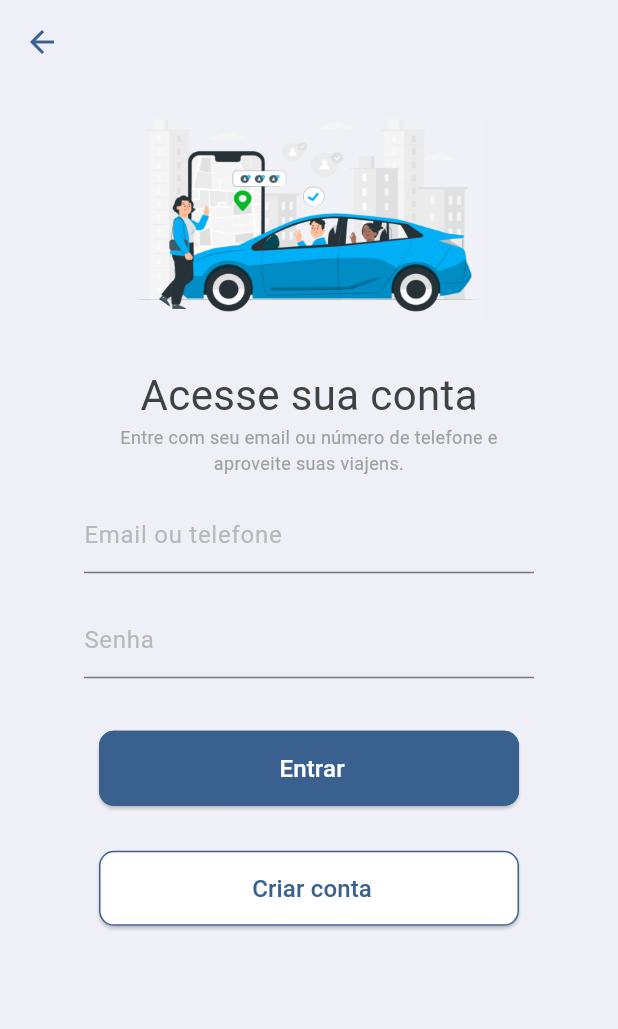
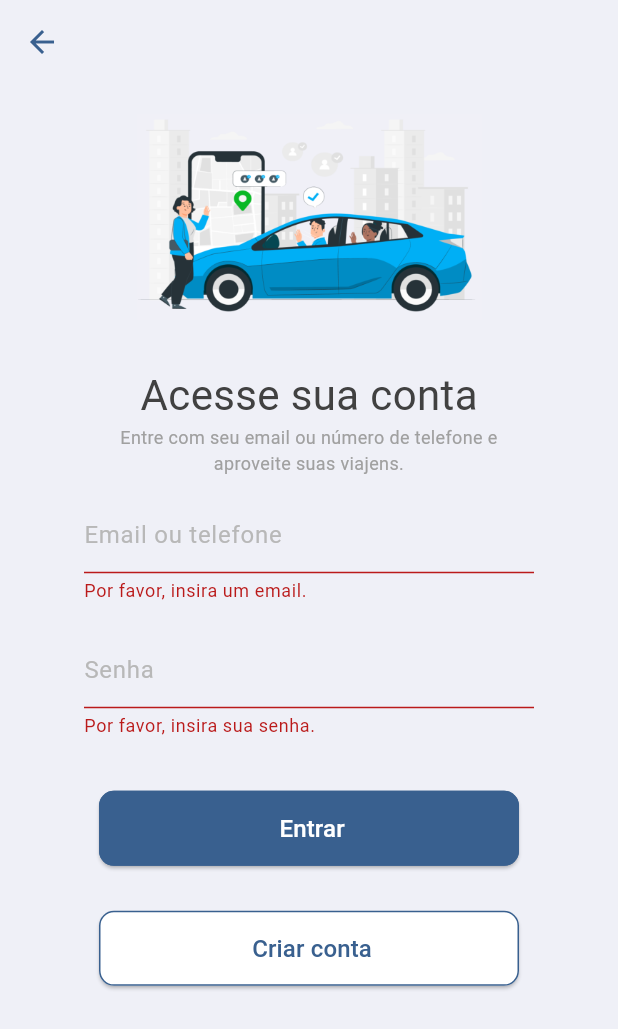
Before and after one commit to jady-lima/LevaEu, a Flutter app: the Login screen opened directly, after a tap on "Entrar", on a phone screen of 412 x 824 dp. Shown: the top 1029 px of the screen. Run offline on Flutter 3.47's test engine with Material 3 defaults, Android fonts, the phone set to English and light mode, and no system bars.

Commit message:
Validação login
Validação dos textFormFields da tela de login.

```diff
--- a/levaeu_mobile/lib/ui/login.dart
+++ b/levaeu_mobile/lib/ui/login.dart
@@ -1,5 +1,7 @@
 import 'package:flutter/material.dart';
 import 'package:levaeu_mobile/ui/registration.dart';
+import 'package:levaeu_mobile/utils/elevated_buttons.dart';
+import 'package:levaeu_mobile/utils/text_fields_forms.dart';
 
 class Login extends StatefulWidget{
   @override
@@ -9,6 +11,7 @@ class Login extends StatefulWidget{
 class _loginState extends State<Login>{
   final emailController = TextEditingController();
   final passController = TextEditingController();
+  final _formKey = GlobalKey<FormState>();
 
   @override
   Widget build(BuildContext context) {
@@ -27,6 +30,7 @@ class _loginState extends State<Login>{
           Column(
             children: <Widget> [
 
+              //Container: Imagem
               Container(
                 margin: const EdgeInsets.all(10),
                 padding: const EdgeInsets.all(10),
@@ -34,6 +38,7 @@ class _loginState extends State<Login>{
                 child: Image.asset('img/img_login.png'),
               ),
 
+              //Container: Titulo Principal
               Container(
                 margin: const EdgeInsets.only(top: 10),
                 constraints: const BoxConstraints(maxWidth: 350),
@@ -49,6 +54,7 @@ class _loginState extends State<Login>{
                 ),
               ),
 
+              //Container: Titulo Secundário
               Container(
                 constraints: const BoxConstraints(maxWidth: 300),
                 child: const Text(
@@ -63,33 +69,56 @@ class _loginState extends State<Login>{
                 ),
               ),
 
+              //Form: Formulário de login
+              Form(
+                key: _formKey,
+                child: Column(
+                  crossAxisAlignment: CrossAxisAlignment.center,
+                  children: <Widget>[
+
+                    //Container/TextFormFiel: Email
                     Container(
                       padding: const EdgeInsets.only(top: 15, bottom: 5),
                       constraints: const BoxConstraints(maxWidth: 300),
-                child: buildTextField("Email ou telefone", TextInputType.emailAddress, emailController)
+                      child: TextFieldsForms.buildTextFormField("Email ou telefone", TextInputType.emailAddress, emailController, false, ValidationType.email, TextFieldsForms.saveFormFieldValue),
                     ),
 
+                    //Container/TextFormFiel: Senha
                     Container(
                       padding: const EdgeInsets.only(top: 15, bottom: 5),
                       constraints: const BoxConstraints(maxWidth: 300),
-                child: buildTextField("Senha", TextInputType.visiblePassword, passController)
+                      child: TextFieldsForms.buildTextFormField("Senha", TextInputType.visiblePassword, passController, true, ValidationType.password, TextFieldsForms.saveFormFieldValue)
                     ),
 
+                    //Container/ElevatedButton: Entrar
                     Container(
                       constraints: const BoxConstraints(maxWidth: 300),
                       padding: const EdgeInsets.all(10),
                       margin: const EdgeInsets.only(top: 20),
                       alignment: Alignment.center,
-                child: buildElevatedButton(const Color.fromRGBO(57, 96, 143, 1.0), const Color.fromRGBO(255, 255, 255, 1), const Color.fromRGBO(57, 96, 143, 1.0), 320, 50, "Entrar", context, Login())
+                      child: ElevatedButtonsForms.buildElevatedButton(
+                        const Color.fromRGBO(57, 96, 143, 1.0),
+                        const Color.fromRGBO(255, 255, 255, 1),
+                        const Color.fromRGBO(57, 96, 143, 1.0), 320, 50,
+                        "Entrar", context, Login(), _formKey)
                     ),
 
+                    //Container/ElevatedButton: Criar Conta
                     Container(
                       constraints: const BoxConstraints(maxWidth: 300, minWidth: 250),
                       padding: const EdgeInsets.all(10),
                       margin: const EdgeInsets.all(10),
                       alignment: Alignment.center,
-                child: buildElevatedButton(Colors.white, const Color.fromRGBO(57, 96, 143, 1.0), const Color.fromRGBO(57, 96, 143, 1.0), 320, 50,"Criar conta", context, Registration())
+                      child: ElevatedButtonsForms.buildElevatedButton(
+                        Colors.white,
+                        const Color.fromRGBO(57, 96, 143, 1.0),
+                        const Color.fromRGBO(57, 96, 143, 1.0), 320, 50,
+                        "Criar conta", context, Registration(), null)
                     ),
+
+                  ],
+                ),
+              )
 
             ],
           )
@@ -98,44 +127,4 @@ class _loginState extends State<Login>{
     );
   }
 
-  Widget buildTextField(String label, TextInputType inputType, TextEditingController controller) {
-    return TextField (
-      controller: controller,
-      decoration: InputDecoration(
-        labelText: label,
-        labelStyle: const TextStyle(color: Color.fromRGBO(184, 184, 184, 1)),
-        border: const UnderlineInputBorder(),
-      ),
-      style: const TextStyle(color: Color.fromRGBO(184, 184, 184, 1), fontSize: 12.0),
-      keyboardType: inputType
-    );
 }
-
-  Widget buildElevatedButton(Color? colorButton, Color? colorText, Color colorBorder, double sizeWidth, double sizeHeight, String text, BuildContext context, Widget f){
-    return ElevatedButton(
-      style: ElevatedButton.styleFrom(
-        minimumSize: Size(sizeWidth, sizeHeight),
-        backgroundColor: colorButton,
-        shape: RoundedRectangleBorder(
-          borderRadius: BorderRadius.circular(10),
-        ),
-        side:  BorderSide(
-          color: colorBorder
-        )
-      ),
-      child:
-        Text(
-          " $text",
-          textAlign: TextAlign.center,
-          style: TextStyle(
-            color: colorText,
-            fontSize: 16,
-          ),
-        ),
-      onPressed: (){
-        Navigator.push(context, MaterialPageRoute(builder: (context) => f));
-      },
-    );
-  }
-
-}
--- /dev/null
+++ b/levaeu_mobile/lib/utils/elevated_buttons.dart
@@ -0,0 +1,32 @@
+import "package:flutter/material.dart";
+
+class ElevatedButtonsForms{
+  static Widget buildElevatedButton(Color? colorButton, Color? colorText, Color colorBorder, double sizeWidth, double sizeHeight, String text, BuildContext context, Widget f, GlobalKey<FormState>? formkey){
+
+    return ElevatedButton(
+      style: ElevatedButton.styleFrom(
+        minimumSize: Size(sizeWidth, sizeHeight),
+        backgroundColor: colorButton,
+        shape: RoundedRectangleBorder(
+          borderRadius: BorderRadius.circular(10),
+        ),
+        side:  BorderSide(
+          color: colorBorder
+        ),
+      ),
+      child:Text(
+        " $text",
+        textAlign: TextAlign.center,
+        style: TextStyle(
+          color: colorText,
+          fontSize: 16,
+        ),
+      ),
+      onPressed: (){
+        if (formkey == null || formkey.currentState!.validate()) {
+          Navigator.push(context, MaterialPageRoute(builder: (context) => f));
+        }
+      },
+    );
+  }
+}
--- /dev/null
+++ b/levaeu_mobile/lib/utils/text_fields_forms.dart
@@ -0,0 +1,93 @@
+import "package:flutter/material.dart";
+
+enum ValidationType {
+  notEmpty,
+  email,
+  password,
+  phone,
+}
+
+class TextFieldsForms {
+
+  static Widget buildTextFormField(String label, TextInputType inputType, TextEditingController controller, bool pass, ValidationType validationType, void Function(String?)? onSaved ) {
+
+    String? Function(String?)? validator;
+    switch (validationType) {
+      case ValidationType.notEmpty:
+        validator = validateNotEmpty;
+        break;
+      case ValidationType.email:
+        validator = validateEmail;
+        break;
+      case ValidationType.password:
+        validator = validatePassword;
+        break;
+      case ValidationType.phone:
+        validator = validatePhone;
+        break;
+    }
+
+    return TextFormField (
+      controller: controller,
+      obscureText: pass,
+      validator: validator,
+      decoration: InputDecoration(
+        labelText: label,
+        labelStyle: const TextStyle(color: Color.fromRGBO(184, 184, 184, 1)),
+        border: const UnderlineInputBorder(),
+      ),
+      style: const TextStyle(color: Color.fromRGBO(184, 184, 184, 1), fontSize: 12.0),
+      keyboardType: inputType,
+      onSaved: onSaved,
+    );
+
+  }
+
+  static void saveFormFieldValue(String? value) {
+    print('Valor do campo salvo: $value');
+  }
+
+  static String? validateNotEmpty(String? value) {
+    final emailRegex = RegExp(r'^[\w-\.]+@([\w-]+\.)+[\w-]{2,4}$');
+    if (value == null || value.isEmpty) {
+      return 'Por favor, insira um email.';
+    }
+    return null;
+  }
+
+  static String? validateEmail(String? value) {
+    final emailRegex = RegExp(r'^[\w-\.]+@([\w-]+\.)+[\w-]{2,4}$');
+    if (value == null || value.isEmpty) {
+      return 'Por favor, insira um email.';
+    }
+
+    if (!emailRegex.hasMatch(value)) {
+      return 'Por favor, insira um email válido.';
+    }
+    return null;
+  }
+
+  static String? validatePassword(String? value) {
+    if (value == null || value.isEmpty) {
+      return 'Por favor, insira sua senha.';
+    }
+
+    if (value.length < 8) {
+      return 'A senha deve ter no minimo 8 caracteres';
+    }
+    return null;
+  }
+
+  static String? validatePhone(String? value) {
+    final phoneRegex = RegExp(r'^\([0-9]{2}\) [0-9]{5}-[0-9]{4}$');
+    if (value == null || value.isEmpty) {
+      return 'Por favor, insira seu número de telefone';
+    }
+
+    if (!phoneRegex.hasMatch(value)) {
+      return 'Por favor, insira um telefone válido, no formato: (xx) 9xxxx-xxxx.';
+    }
+
+    return null;
+  }
+}
```
Lines whose indentation alone changed are shown as unchanged.
